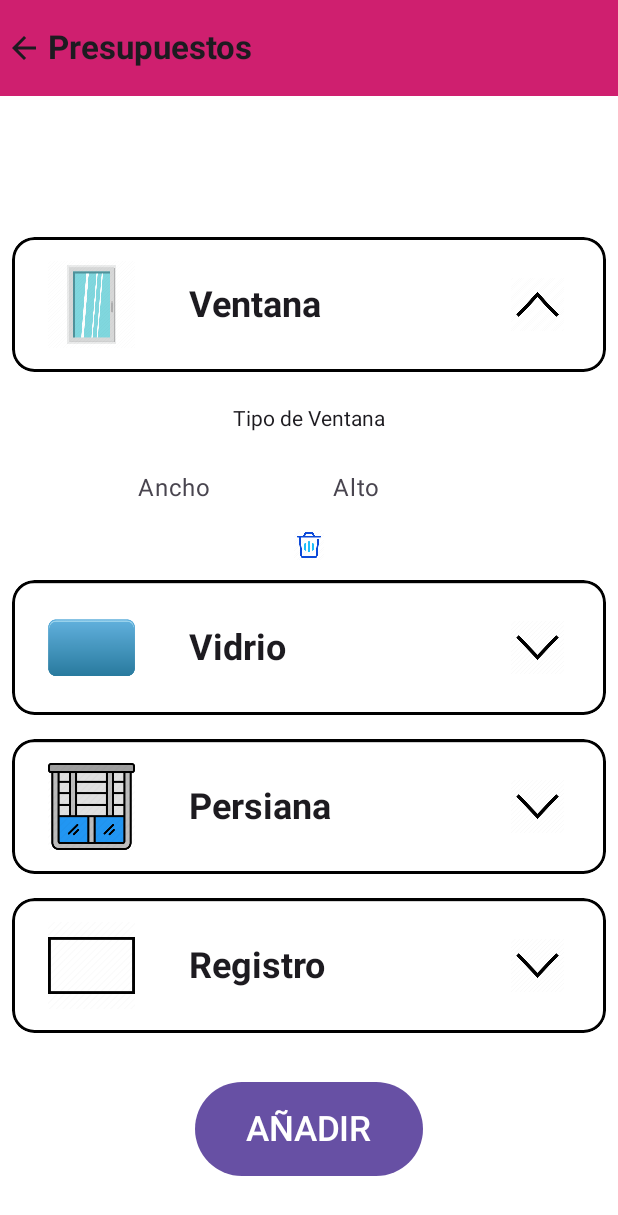
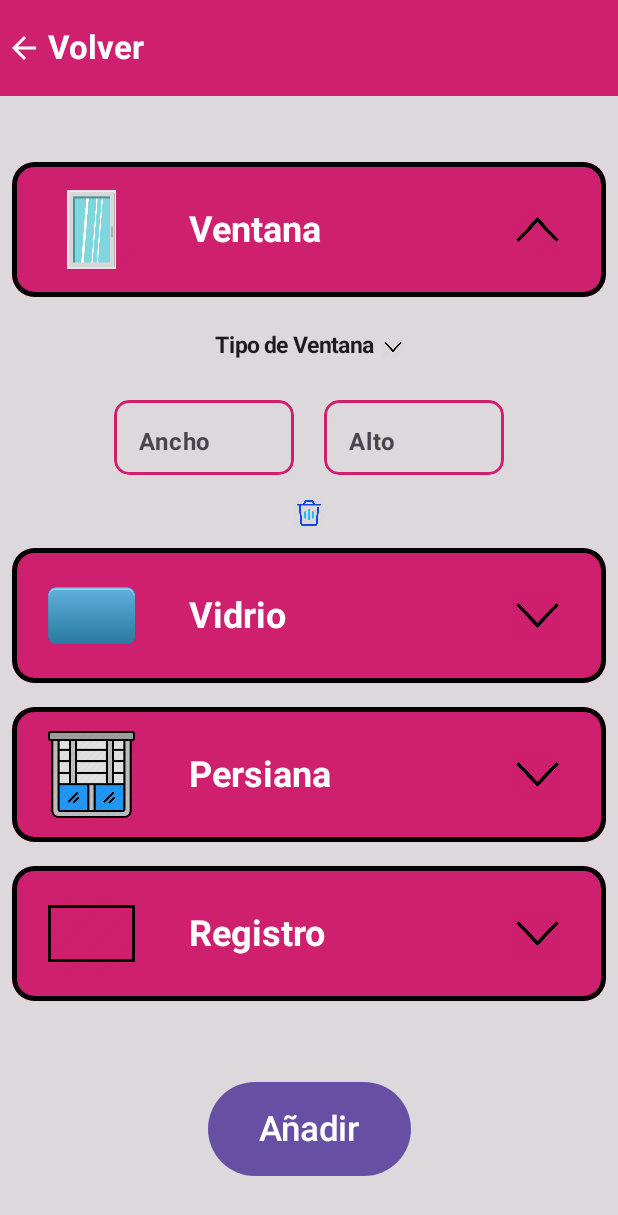
Before and after one commit to BonyGoD/DisApp, an Android app built with Jetpack Compose: the PantallaPresupuesto screen opened through its navigation route, after a tap on "Ventana", on a phone screen of 412 x 824 dp. Shown: the top 1215 px of the screen. Run offline under Robolectric (Android 15) with nearby library versions, the light colour scheme and no system bars; our stand-ins replace Dagger/Hilt's generated code, Firebase (no records; nobody signed in at launch, a user with empty details on screens opened directly); 4 statements that could not run were skipped.

Commit message:
Cambios en el estilo de la app

```diff
--- a/app/build.gradle.kts
+++ b/app/build.gradle.kts
@@ -81,4 +81,5 @@ dependencies {
     implementation(libs.hilt.navigation.compose)
     implementation(libs.liveData)
     implementation(libs.splash.screen)
+    implementation(libs.fundation.layout)
 }
--- a/app/src/main/AndroidManifest.xml
+++ b/app/src/main/AndroidManifest.xml
@@ -7,9 +7,9 @@
     <application
         android:allowBackup="true"
         android:name=".PresupuestosDisaApp"
-        android:icon="@drawable/logodisa"
+        android:icon="@mipmap/ic_launcher_disa"
         android:label="@string/app_name"
-        android:roundIcon="@drawable/logodisa"
+        android:roundIcon="@mipmap/ic_launcher_disa"
         android:supportsRtl="true"
         android:theme="@style/Theme.SplashScreen.ComposeSplash">
         <activity
--- a/app/src/main/java/com/example/presupuestosdisa/ui/theme/Color.kt
+++ b/app/src/main/java/com/example/presupuestosdisa/ui/theme/Color.kt
@@ -10,3 +10,5 @@ val Purple40 = Color(0xFF6650a4)
 val PurpleGrey40 = Color(0xFF625b71)
 val Pink40 = Color(0xFF7D5260)
 val DisaPink = Color(0xFFCF1F6F)
+val LowDisaPink = Color(0xFFEF79A8)
+val LowDisaPink2 = Color(0xFFDCD8DC)
--- a/app/src/main/java/com/example/presupuestosdisa/ui/view/PantallaPresupuesto.kt
+++ b/app/src/main/java/com/example/presupuestosdisa/ui/view/PantallaPresupuesto.kt
@@ -45,6 +45,9 @@ import com.example.presupuestosdisa.R
 import com.example.presupuestosdisa.data.model.SelectablesPresupuestos
 import com.example.presupuestosdisa.data.model.rememberSelectablesPresupuestos
 import com.example.presupuestosdisa.ui.theme.DisaPink
+import com.example.presupuestosdisa.ui.theme.LowDisaPink2
+import com.example.presupuestosdisa.ui.theme.Purple80
+import com.example.presupuestosdisa.ui.theme.PurpleGrey40
 import com.example.presupuestosdisa.ui.view.componentes.ComponenteMenu
 import com.example.presupuestosdisa.ui.view.componentes.ComponenteSelectores
 import com.example.presupuestosdisa.ui.viewModel.FireBaseViewModel
@@ -80,8 +83,9 @@ fun PantallaPresupuesto(
                     .background(Color.Blue),
                 title = {
                     Text(
-                        text = "Presupuestos",
+                        text = "Volver",
                         fontWeight = FontWeight.Bold,
+                        color = Color.White,
                     )
                 },
                 navigationIcon = {
@@ -90,7 +94,8 @@ fun PantallaPresupuesto(
                         contentDescription = "Arrow Back",
                         modifier = Modifier.clickable {
                             navigateBack()
-                        }
+                        },
+                        tint = Color.White
                     )
                 },
                 colors = TopAppBarDefaults.topAppBarColors(
@@ -120,12 +125,12 @@ fun ListaProductos(
     Column(
         modifier = Modifier
             .fillMaxSize()
-            .background(Color.White)
+            .background(LowDisaPink2)
     ) {
         LazyColumn(
             modifier = Modifier
                 .weight(1f)
-                .padding(top = 150.dp, bottom = 30.dp)
+                .padding(top = 100.dp, bottom = 30.dp)
         ) {
             items(productos) { tipoProducto ->
                 var expandida by remember { mutableStateOf(false) }
@@ -165,7 +170,7 @@ fun ListaProductos(
                 }
             ) {
                 Text(
-                    text = "AÑADIR",
+                    text = "Añadir",
                     fontSize = 23.sp,
                     modifier = Modifier.padding(10.dp)
                 )
--- a/app/src/main/java/com/example/presupuestosdisa/ui/view/componentes/ComponenteMenu.kt
+++ b/app/src/main/java/com/example/presupuestosdisa/ui/view/componentes/ComponenteMenu.kt
@@ -1,6 +1,7 @@
 package com.example.presupuestosdisa.ui.view.componentes
 
 import androidx.compose.foundation.Image
+import androidx.compose.foundation.background
 import androidx.compose.foundation.border
 import androidx.compose.foundation.clickable
 import androidx.compose.foundation.layout.Row
@@ -20,6 +21,8 @@ import androidx.compose.ui.res.painterResource
 import androidx.compose.ui.text.font.FontWeight
 import androidx.compose.ui.unit.dp
 import androidx.compose.ui.unit.sp
+import com.example.presupuestosdisa.ui.theme.DisaPink
+import com.example.presupuestosdisa.ui.theme.LowDisaPink
 
 @Composable
 fun ComponenteMenu(nombre: String, icono: Int, arrow: Int, onClick: () -> Unit) {
@@ -29,9 +32,10 @@ fun ComponenteMenu(nombre: String, icono: Int, arrow: Int, onClick: () -> Unit)
             .padding(8.dp, 8.dp, 8.dp, 8.dp)
             .clip(RoundedCornerShape(15.dp))
             .shadow(1.dp, shape = RoundedCornerShape(6.dp))
-            .border(2.dp, Color.Black, RoundedCornerShape(15.dp))
+            .border(3.dp, Color.Black, RoundedCornerShape(15.dp))
             .fillMaxWidth()
-            .fillMaxHeight(),
+            .fillMaxHeight()
+            .background(DisaPink),
         verticalAlignment = Alignment.CenterVertically
     ) {
         Image(
@@ -43,6 +47,7 @@ fun ComponenteMenu(nombre: String, icono: Int, arrow: Int, onClick: () -> Unit)
             text = nombre,
             fontWeight = FontWeight.Bold,
             fontSize = 24.sp,
+            color = Color.White,
             modifier = Modifier.align(Alignment.CenterVertically).padding(start = 28.dp).weight(1f)
         )
         Image(
--- a/app/src/main/java/com/example/presupuestosdisa/ui/view/componentes/ComponenteSelectores.kt
+++ b/app/src/main/java/com/example/presupuestosdisa/ui/view/componentes/ComponenteSelectores.kt
@@ -1,12 +1,15 @@
 package com.example.presupuestosdisa.ui.view.componentes
 
 import androidx.compose.foundation.Image
+import androidx.compose.foundation.border
 import androidx.compose.foundation.clickable
 import androidx.compose.foundation.layout.Box
 import androidx.compose.foundation.layout.Row
+import androidx.compose.foundation.layout.height
 import androidx.compose.foundation.layout.padding
 import androidx.compose.foundation.layout.size
 import androidx.compose.foundation.layout.width
+import androidx.compose.foundation.shape.RoundedCornerShape
 import androidx.compose.foundation.text.KeyboardOptions
 import androidx.compose.material3.Checkbox
 import androidx.compose.material3.DropdownMenu
@@ -22,14 +25,19 @@ import androidx.compose.runtime.mutableStateOf
 import androidx.compose.runtime.remember
 import androidx.compose.ui.Alignment
 import androidx.compose.ui.Modifier
+import androidx.compose.ui.draw.clip
 import androidx.compose.ui.graphics.Color
 import androidx.compose.ui.res.painterResource
+import androidx.compose.ui.text.font.FontWeight
 import androidx.compose.ui.text.input.ImeAction
 import androidx.compose.ui.text.input.KeyboardType
+import androidx.compose.ui.text.style.TextAlign
 import androidx.compose.ui.unit.dp
+import androidx.compose.ui.unit.sp
 import com.example.presupuestosdisa.R
 import com.example.presupuestosdisa.data.model.Producto
 import com.example.presupuestosdisa.data.model.SelectablesPresupuestos
+import com.example.presupuestosdisa.ui.theme.DisaPink
 import com.example.presupuestosdisa.ui.viewModel.FireBaseViewModel
 import com.example.presupuestosdisa.utils.LogicaDropdown
 import com.example.presupuestosdisa.utils.LogicaSelectores
@@ -62,12 +70,16 @@ fun DropDownComponent(
     selectedItem: MutableState<String>,
     tipoDropdown: String
 ) {
+
+    val arrowDown = R.drawable.arrow_down
     val expanded = remember { mutableStateOf(false) }
 
-    Box(modifier = Modifier.padding(10.dp)) {
+    Row(modifier = Modifier.padding(10.dp)) {
         Text(
             text = selectedItem.value,
-            modifier = Modifier.clickable { expanded.value = true }
+            modifier = Modifier.clickable { expanded.value = true },
+            fontWeight = FontWeight.Bold,
+            fontSize = 15.sp
         )
         DropdownMenu(
             expanded = expanded.value,
@@ -75,19 +87,38 @@ fun DropDownComponent(
         ) {
             selectores.forEach { item ->
                 DropdownMenuItem(
-                    text = { Text(text = item.orEmpty()) },
+                    text = { Text(text = item.orEmpty(), fontWeight = FontWeight.Bold, fontSize = 15.sp) },
                     onClick = {
                         expanded.value = false
                         selectedItem.value = item.orEmpty()
                         when (tipoDropdown) {
-                            "Tipo" -> LogicaDropdown().LogicaDropdown2(tipoDropdown, nombreMenu, item.orEmpty())
-                            "Serie" -> LogicaDropdown().LogicaDropdown2(tipoDropdown, nombreMenu, item.orEmpty())
-                            "Color" -> LogicaDropdown().LogicaDropdown2(tipoDropdown, nombreMenu, item.orEmpty())
+                            "Tipo" -> LogicaDropdown().LogicaDropdown2(
+                                tipoDropdown,
+                                nombreMenu,
+                                item.orEmpty()
+                            )
+
+                            "Serie" -> LogicaDropdown().LogicaDropdown2(
+                                tipoDropdown,
+                                nombreMenu,
+                                item.orEmpty()
+                            )
+
+                            "Color" -> LogicaDropdown().LogicaDropdown2(
+                                tipoDropdown,
+                                nombreMenu,
+                                item.orEmpty()
+                            )
                         }
                     }
                 )
             }
         }
+        Image(
+            painter = painterResource(arrowDown),
+            contentDescription = "Arrow",
+            modifier = Modifier.size(20.dp).align(Alignment.CenterVertically).padding(start = 5.dp).clickable { expanded.value = !expanded.value }
+        )
     }
 }
 
@@ -128,11 +159,15 @@ fun CheckBoxComponent(
             },
             modifier = Modifier
                 .align(Alignment.CenterVertically)
-                .size(30.dp)
+                .size(30.dp),
         )
         Text(
             text = nombre,
-            modifier = Modifier.align(Alignment.CenterVertically)
+            modifier = Modifier
+                .align(Alignment.CenterVertically)
+                .clickable { checkedState.value = !checkedState.value },
+            fontWeight = FontWeight.Bold,
+            fontSize = 15.sp
         )
     }
 }
@@ -173,8 +208,13 @@ fun TextFieldComponent(
                 }
             }
         },
-        label = { Text(tipoMedida) },
-        modifier = Modifier.width(130.dp),
+        label = { Text(text = tipoMedida, fontWeight = FontWeight.Bold, textAlign = TextAlign.Center) },
+        modifier = Modifier
+            .padding(top = 15.dp)
+            .clip(RoundedCornerShape(10.dp))
+            .border(2.dp, DisaPink, RoundedCornerShape(10.dp))
+            .width(120.dp)
+            .height(50.dp),
         colors = TextFieldDefaults.textFieldColors(
             containerColor = Color.Transparent,
             focusedIndicatorColor = Color.Transparent,
@@ -196,6 +236,7 @@ fun ImageComponent(onClick: () -> Unit) {
         painter = painterResource(R.drawable.basura),
         contentDescription = "Basura",
         modifier = Modifier
+            .padding(top = 15.dp)
             .clickable {
                 onClick()
             }
--- a/app/src/main/java/com/example/presupuestosdisa/utils/CalculoPrecioTotal.kt
+++ b/app/src/main/java/com/example/presupuestosdisa/utils/CalculoPrecioTotal.kt
@@ -19,7 +19,7 @@ fun calcularPrecioTotal(
         precio = calcularPrecio(producto, fireBaseViewModel)
     }
 
-    return String.format("%.2f", precio)
+    return String.format("%.2f€", precio)
 }
 
 fun calcularPrecio(producto: Producto?, fireBaseViewModel: FireBaseViewModel): Double {
--- a/app/src/main/java/com/example/presupuestosdisa/utils/LogicaSelectores.kt
+++ b/app/src/main/java/com/example/presupuestosdisa/utils/LogicaSelectores.kt
@@ -1,14 +1,19 @@
 package com.example.presupuestosdisa.utils
 
+import androidx.compose.foundation.gestures.detectTapGestures
 import androidx.compose.foundation.layout.Arrangement
 import androidx.compose.foundation.layout.Column
 import androidx.compose.foundation.layout.Row
+import androidx.compose.foundation.layout.Spacer
+import androidx.compose.foundation.layout.fillMaxSize
 import androidx.compose.foundation.layout.fillMaxWidth
 import androidx.compose.foundation.layout.padding
 import androidx.compose.runtime.Composable
 import androidx.compose.runtime.MutableState
 import androidx.compose.ui.Alignment
 import androidx.compose.ui.Modifier
+import androidx.compose.ui.input.pointer.pointerInput
+import androidx.compose.ui.platform.LocalFocusManager
 import androidx.compose.ui.unit.dp
 import com.example.presupuestosdisa.data.model.MedidasState
 import com.example.presupuestosdisa.data.model.SelectablesPresupuestos
@@ -33,10 +38,18 @@ fun LogicaSelectores(
     fireBaseViewModel: FireBaseViewModel
 ) {
 
+
+    val focusManager = LocalFocusManager.current
+
     Column(
         modifier = Modifier
             .fillMaxWidth()
-            .padding(5.dp),
+            .padding(5.dp)
+            .pointerInput(Unit) {
+                detectTapGestures(onTap = {
+                    focusManager.clearFocus()
+                })
+            },
         horizontalAlignment = Alignment.CenterHorizontally,
         verticalArrangement = Arrangement.Center
     ) {
@@ -46,7 +59,7 @@ fun LogicaSelectores(
                 when (tipoVentana) {
                     "Practicable" -> {
                         Row(
-                            modifier = Modifier.fillMaxWidth(),
+                            modifier = Modifier.padding(bottom = 20.dp).fillMaxWidth(),
                             horizontalArrangement = Arrangement.Center,
                             verticalAlignment = Alignment.CenterVertically
                         ) {
@@ -77,13 +90,12 @@ fun LogicaSelectores(
                     }
                 }
                 Row(
-                    modifier = Modifier
-                        .fillMaxWidth(),
                     verticalAlignment = Alignment.CenterVertically,
-                    horizontalArrangement = Arrangement.Center
+                    horizontalArrangement = Arrangement.SpaceBetween
                 ) {
                     selectablesPresupuestos.medidasState.filter { it.tipo == nombreMenu }.forEach { medidas ->
                         TextFieldComponent(nombreMenu, "Ancho", medidas.valorAncho)
+                        Spacer(modifier = Modifier.padding(10.dp))
                         TextFieldComponent(nombreMenu, "Alto", medidas.valorAlto)
                     }
                 }
@@ -107,6 +119,7 @@ fun LogicaSelectores(
                 ) {
                     selectablesPresupuestos.medidasState.filter { it.tipo == nombreMenu }.forEach { medidas ->
                         TextFieldComponent(nombreMenu,"Ancho", medidas.valorAncho)
+                        Spacer(modifier = Modifier.padding(10.dp))
                         TextFieldComponent(nombreMenu,"Alto", medidas.valorAlto)
                     }
                 }
@@ -135,6 +148,7 @@ fun LogicaSelectores(
                 ) {
                     selectablesPresupuestos.medidasState.filter { it.tipo == nombreMenu }.forEach { medidas ->
                         TextFieldComponent(nombreMenu,"Ancho", medidas.valorAncho)
+                        Spacer(modifier = Modifier.padding(10.dp))
                         TextFieldComponent(nombreMenu,"Alto", medidas.valorAlto)
 
                     }
@@ -158,6 +172,7 @@ fun LogicaSelectores(
                 ) {
                     selectablesPresupuestos.medidasState.filter { it.tipo == nombreMenu }.forEach { medidas ->
                         TextFieldComponent(nombreMenu,"Ancho", medidas.valorAncho)
+                        Spacer(modifier = Modifier.padding(10.dp))
                         TextFieldComponent(nombreMenu,"Alto", medidas.valorAlto)
 
                     }
--- a/gradle/libs.versions.toml
+++ b/gradle/libs.versions.toml
@@ -21,6 +21,7 @@ crashlitics = "3.0.2"
 hiltNavigationCompose = "1.0.0"
 liveData = "1.0.0"
 splashScreen = "1.0.1"
+fundationLayout = "1.0.0"
 
 [libraries]
 accompanist-flowlayout = { module = "com.google.accompanist:accompanist-flowlayout", version.ref = "accompanistFlowlayout" }
@@ -55,6 +56,7 @@ firebase-analytics = { module = "com.google.firebase:firebase-analytics" }
 firebase-config = { module = "com.google.firebase:firebase-config-ktx" }
 
 splash-screen = { module = "androidx.core:core-splashscreen", version.ref = "splashScreen" }
+fundation-layout = { module = "androidx.compose.foundation:foundation-layout", version.ref="fundationLayout"}
 
 [plugins]
 android-application = { id = "com.android.application", version.ref = "agp" }
```
Also changed, not shown: app/src/main/java/com/example/presupuestosdisa/ui/view/PantallaPrincipal.kt (+9 -3 lines).
